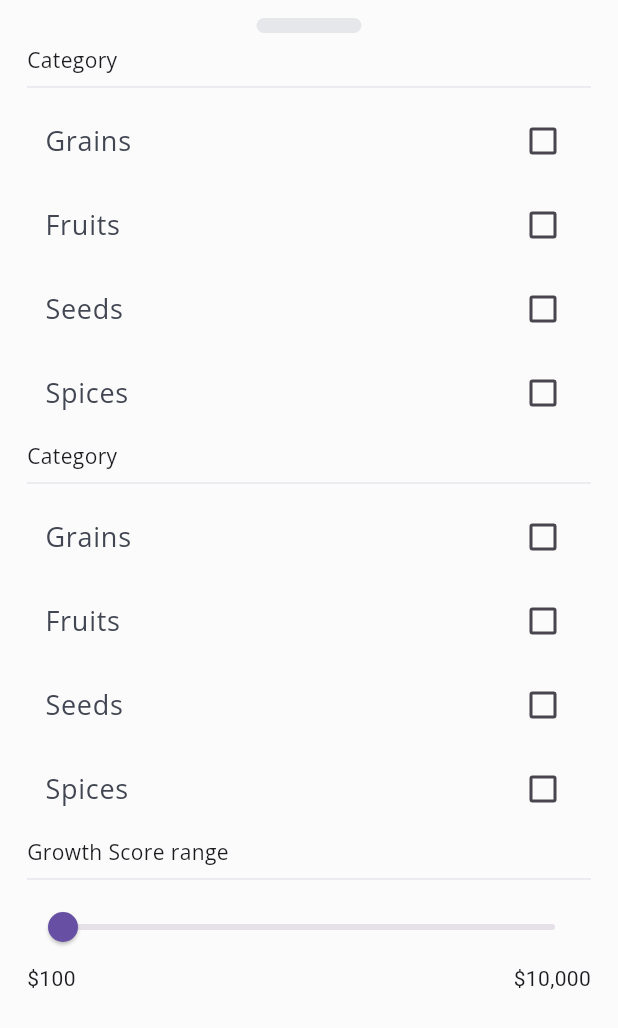
After one commit to adewuyito/AgroBridge, a Flutter app: the HomeSearchFilterBottomSheet screen opened directly, on a phone screen of 412 x 824 dp. The commit adds this screen. Shown: the top 1028 px of the screen. Run offline on Flutter 3.47's test engine with Material 3 defaults, Android fonts, the phone set to English and light mode, and no system bars; our stand-ins replace auto_route, carousel_slider, flutter_hooks, flutter_riverpod, flutter_screenutil, flutter_svg and 4 more; generated files the repository leaves out were written again.

Commit message:
feat: Add home search filter bottom sheet and integrate it with the home search bar.

```diff
--- a/lib/features/home/presentation/home_tab.dart
+++ b/lib/features/home/presentation/home_tab.dart
@@ -6,11 +6,9 @@ import 'package:agrobridge_mobile/features/home/presentation/widget/home_filters
 import 'package:agrobridge_mobile/features/home/presentation/widget/home_popular_product_section.dart';
 import 'package:agrobridge_mobile/features/home/presentation/widget/home_product_card.dart';
 import 'package:agrobridge_mobile/features/home/presentation/widget/home_searchbar.dart';
-import 'package:agrobridge_mobile/gen/assets.gen.dart';
 import 'package:auto_route/annotations.dart';
 import 'package:flutter/material.dart';
 import 'package:flutter_hooks/flutter_hooks.dart';
-import 'package:flutter_screenutil/flutter_screenutil.dart';
 import 'package:hooks_riverpod/hooks_riverpod.dart';
 
 @routePage
--- /dev/null
+++ b/lib/features/home/presentation/widget/home_search_filter_bottom_sheet.dart
@@ -0,0 +1,103 @@
+import 'package:agrobridge_mobile/core/constants/spacing.dart';
+import 'package:agrobridge_mobile/core/extensions/font_extentions.dart';
+import 'package:auto_route/annotations.dart';
+import 'package:flutter/material.dart';
+import 'package:hooks_riverpod/hooks_riverpod.dart';
+
+@routePage
+class HomeSearchFilterBottomSheet extends ConsumerWidget {
+  const HomeSearchFilterBottomSheet({super.key});
+
+  @override
+  Widget build(BuildContext context, WidgetRef ref) {
+    final product = ProductCategory.values;
+    final cStyle = AppFonts.openSans;
+    return Scaffold(
+      body: Padding(
+        padding: AppPadding.scaffoldSafeArea,
+        child: Column(
+          mainAxisSize: MainAxisSize.min,
+          crossAxisAlignment: CrossAxisAlignment.start,
+          children: [
+            Align(
+              alignment: Alignment.center,
+              child: Container(
+                margin: const EdgeInsets.fromLTRB(0, 12, 0, 4),
+                width: 70,
+                height: 10,
+                decoration: BoxDecoration(
+                  color: Color.fromRGBO(229, 231, 235, 1),
+                  borderRadius: BorderRadius.circular(12),
+                ),
+              ),
+            ),
+            // ~
+            const SizedBox(height: 4),
+
+            Text('Category', style: cStyle),
+            Divider(color: Color.fromRGBO(229, 231, 235, 1)),
+            Row(
+              children: [
+                // Text('Grains'),
+              ],
+            ),
+            ...product.map((p) {
+              return CheckboxListTile(
+                contentPadding: const EdgeInsets.symmetric(horizontal: 12),
+                title: Text(
+                  p.name,
+                  style: AppFonts.openSans.regular18.withColor(
+                    Color(0xFF414652),
+                  ),
+                ),
+                value: false,
+                onChanged: (onChanged) {},
+              );
+            }),
+
+            // ~
+            const SizedBox(height: 4),
+
+            Text('Category', style: cStyle),
+            Divider(color: Color.fromRGBO(229, 231, 235, 1)),
+            ...product.map((p) {
+              return CheckboxListTile(
+                contentPadding: const EdgeInsets.symmetric(horizontal: 12),
+                title: Text(
+                  p.name,
+                  style: AppFonts.openSans.regular18.withColor(
+                    Color(0xFF414652),
+                  ),
+                ),
+                value: false,
+                onChanged: (onChanged) {},
+              );
+            }),
+
+            // ~
+            const SizedBox(height: 4),
+
+            Text('Growth Score range', style: cStyle),
+            Divider(color: Color.fromRGBO(229, 231, 235, 1)),
+            Slider(value: 0, onChanged: (value) {}),
+            Row(
+              mainAxisAlignment: MainAxisAlignment.spaceBetween,
+              children: [Text('\$100'), Text('\$10,000')],
+            ),
+          ],
+        ),
+      ),
+    );
+  }
+}
+
+enum ProductCategory {
+  grains('Grains'),
+  fruits('Fruits'),
+  seed('Seeds'),
+  spices('Spices');
+
+  final String name;
+
+  const ProductCategory(this.name);
+}
--- a/lib/features/home/presentation/widget/home_searchbar.dart
+++ b/lib/features/home/presentation/widget/home_searchbar.dart
@@ -1,4 +1,5 @@
 import 'package:agrobridge_mobile/core/extensions/font_extentions.dart';
+import 'package:agrobridge_mobile/features/home/presentation/widget/home_search_filter_bottom_sheet.dart';
 import 'package:agrobridge_mobile/gen/assets.gen.dart';
 import 'package:flutter/material.dart';
 import 'package:hooks_riverpod/hooks_riverpod.dart';
@@ -13,13 +14,25 @@ class HomeSearchbar extends ConsumerWidget {
       controller: inputController,
       decoration: InputDecoration(
         hintText: "Search by product name or category",
-        hintStyle: AppFonts.openSans.withColor(
+        hintStyle: AppFonts.openSans.regular12.withColor(
           const Color.fromRGBO(17, 24, 39, 1),
         ),
         prefixIcon: Assets.icons.inputFieldPrefix.svg(),
         suffixIcon: Padding(
           padding: const EdgeInsets.only(right: 24.0),
-          child: Assets.icons.inputFieldSuffix.svg(),
+          child: GestureDetector(
+            onTap: () {
+              showModalBottomSheet(
+                isScrollControlled: true,
+                elevation: 1,
+                context: context,
+                builder: (context) {
+                  return HomeSearchFilterBottomSheet();
+                },
+              );
+            },
+            child: Assets.icons.inputFieldSuffix.svg(),
+          ),
         ),
       ),
     );
```
Also changed, not shown: lib/routes/app_route.gr.dart.
